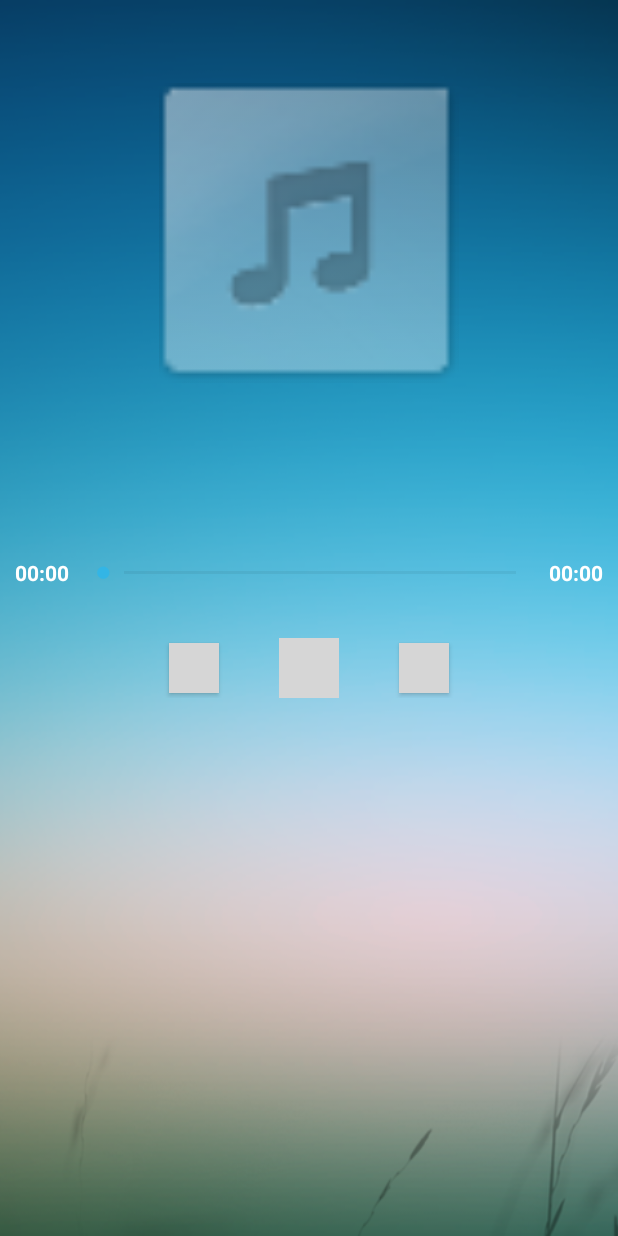
After one commit to SolitaryLi/git-study, an Android app: the layout sliding_white_music_play.xml on its own in the app's theme, with its tools: preview values and no code run, on a phone screen of 412 x 824 dp. The commit adds this screen. Run offline under Robolectric (Android 15) with nearby library versions, the phone set to English and light mode, and no system bars; grey boxes are pictures that could not be loaded.

Commit message:
modify file 2018/10/07 -2

```diff
--- /dev/null
+++ b/WhiteMusic/app/src/main/res/layout/sliding_white_music_play.xml
@@ -0,0 +1,163 @@
+<?xml version="1.0" encoding="utf-8"?>
+
+<RelativeLayout xmlns:android="http://schemas.android.com/apk/res/android"
+    android:id="@+id/sildingMusicPlay"
+    android:layout_width="match_parent"
+    android:layout_height="match_parent"
+    android:background="@drawable/sliding_bg"
+    android:orientation="vertical" >
+
+    <RelativeLayout
+        android:id="@+id/play_top_layout"
+        android:layout_width="fill_parent"
+        android:layout_height="wrap_content"
+        android:layout_alignParentLeft="true"
+        android:layout_marginTop="55dip">
+
+        <ImageView
+            android:id="@+id/play_headicon_iv"
+            android:layout_width="200dip"
+            android:layout_height="200dip"
+            android:layout_alignParentTop="true"
+            android:layout_centerHorizontal="true"
+            android:background="@drawable/img_album_thumb" />
+    </RelativeLayout>
+
+    <RelativeLayout
+        android:id="@+id/play_bottom_layout"
+        android:layout_width="fill_parent"
+        android:layout_height="wrap_content"
+        android:layout_marginTop="300dip"
+        android:orientation="vertical" >
+
+        <TextView
+            android:id="@+id/play_musicname_tv"
+            android:layout_width="wrap_content"
+            android:layout_height="wrap_content"
+            android:textColor="@color/colorWhite"
+            android:layout_centerHorizontal="true"
+            android:textSize="20sp"/>
+
+        <TextView
+            android:id="@+id/play_artist_tv"
+            android:layout_width="wrap_content"
+            android:layout_height="wrap_content"
+            android:textColor="@color/colorWhite"
+            android:textSize="15sp"
+            android:layout_centerHorizontal="true"
+            android:layout_below="@id/play_musicname_tv"/>
+
+        <LinearLayout
+            android:id="@+id/progressLayout"
+            android:layout_width="fill_parent"
+            android:layout_height="wrap_content"
+            android:layout_below="@id/play_artist_tv"
+            android:layout_marginTop="20dip"
+            android:gravity="center_vertical" >
+
+            <TextView
+                android:id="@+id/play_currentTime_tv"
+                android:layout_width="wrap_content"
+                android:layout_height="wrap_content"
+                android:layout_marginLeft="10dp"
+                android:layout_marginRight="10dp"
+                android:text="00:00"
+                android:textColor="@android:color/white"
+                android:textStyle="bold" >
+            </TextView>
+
+            <SeekBar
+                android:id="@+id/play_playback_seekbar"
+                android:layout_width="fill_parent"
+                android:layout_height="wrap_content"
+                android:layout_weight="1"
+                android:max="100"
+                android:maxHeight="2.0dip"
+                android:minHeight="2.0dip"
+                android:paddingLeft="12dp"
+                android:paddingRight="12dp"
+                android:progressDrawable="@drawable/playback_seekbar"
+                android:thumb="@drawable/playback_seekbar_thumb"
+                android:thumbOffset="12.0dip" >
+            </SeekBar>
+
+            <TextView
+                android:id="@+id/play_totalTime_tv"
+                android:layout_width="wrap_content"
+                android:layout_height="wrap_content"
+                android:layout_marginLeft="10dp"
+                android:layout_marginRight="10dp"
+                android:text="00:00"
+                android:textColor="@android:color/white"
+                android:textStyle="bold" />
+        </LinearLayout>
+
+        <LinearLayout
+            android:layout_width="fill_parent"
+            android:layout_height="wrap_content"
+            android:layout_below="@id/progressLayout"
+            android:layout_centerHorizontal="true"
+            android:gravity="center"
+            android:layout_marginTop="30dip"
+            android:orientation="horizontal" >
+
+
+            <Button
+                android:id="@+id/play_pre_btn"
+                android:layout_width="33dp"
+                android:layout_height="33dp"
+                android:layout_centerHorizontal="true"
+                android:layout_centerVertical="true"
+                android:background="@mipmap/ic_pre"
+                android:onClick="onClick"
+                android:layout_marginRight="40dp"
+                android:text="" />
+
+            <FrameLayout
+                android:id="@+id/playLayout"
+                android:layout_width="wrap_content"
+                android:layout_height="wrap_content"
+                android:layout_centerHorizontal="true"
+                android:layout_centerVertical="true" >
+
+                <Button
+                    android:id="@+id/play_pause_btn"
+                    android:layout_width="40dp"
+                    android:layout_height="40dp"
+                    android:layout_alignParentRight="true"
+                    android:layout_centerVertical="true"
+                    android:layout_centerHorizontal="true"
+                    android:background="@mipmap/ic_pause"
+                    android:onClick="onClick"
+                    android:text="" />
+
+                <Button
+                    android:id="@+id/play_play_btn"
+                    android:layout_width="40dp"
+                    android:layout_height="40dp"
+                    android:layout_alignParentRight="true"
+                    android:layout_centerVertical="true"
+                    android:layout_centerHorizontal="true"
+                    android:background="@mipmap/ic_play"
+                    android:onClick="onClick"
+                    android:text="" />
+            </FrameLayout>
+
+            <Button
+                android:id="@+id/play_next_btn"
+                android:layout_width="33dp"
+                android:layout_height="33dp"
+                android:layout_centerVertical="true"
+                android:layout_alignParentRight="true"
+                android:layout_marginLeft="40dp"
+                android:background="@mipmap/ic_next"
+                android:onClick="onClick"
+                android:text="" />
+
+        </LinearLayout>
+
+
+
+    </RelativeLayout>
+
+</RelativeLayout>
```
Also changed, not shown: WhiteMusic/app/src/main/java/com/white/whitemusic/manager/SlidingDrawerManager.java (+6 -3 lines), WhiteMusic/app/src/main/java/com/white/whitemusic/manager/WhiteMusicLocalListManager.java (+8 -6 lines), WhiteMusic/app/src/main/java/com/white/whitemusic/manager/WhiteMusicPlayManager.java (added, +239 -0 lines), WhiteMusic/app/src/main/res/layout/activity_white_music_local_list.xml (+3 -4 lines), WhiteMusic/app/src/main/res/layout/sliding_handle.xml (+2 -19 lines).
